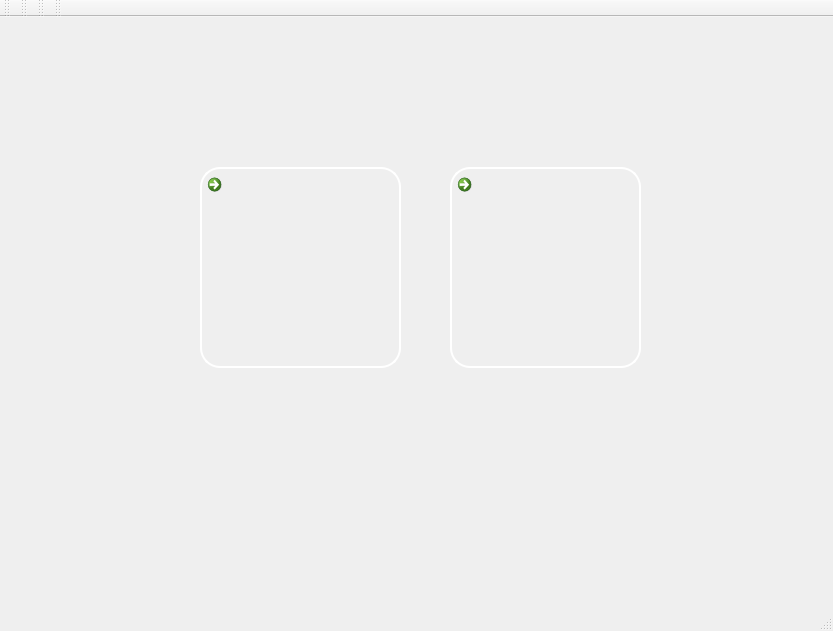
Old version of the form mainwindow.ui in the repository naouelboughattas/Smart_Shop_2A17.
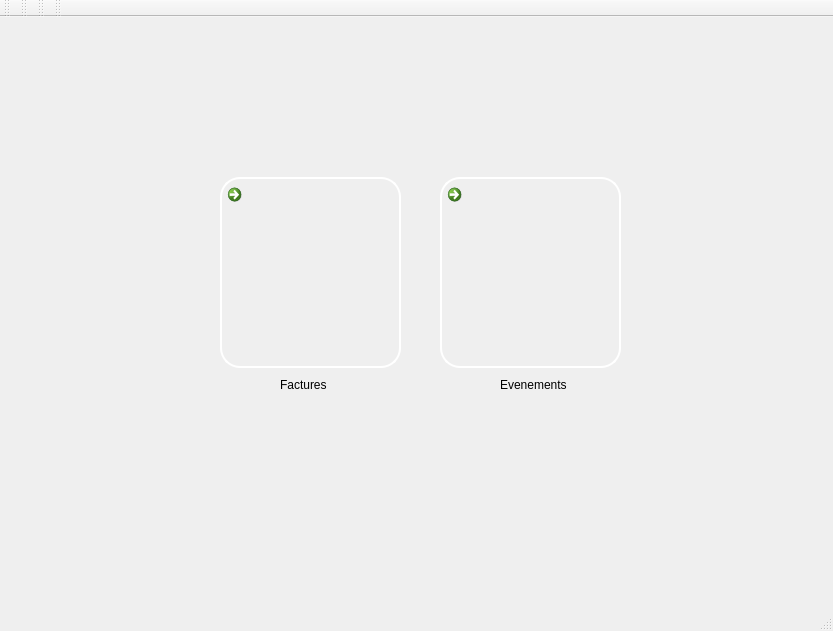
New version of the form. The open tabs and pages were chosen to show the change. Icons and pictures are not drawn.

```diff
--- a/mainwindow.ui
+++ b/mainwindow.ui
@@ -139,10 +139,10 @@
      <widget class="QCommandLinkButton" name="commandLinkButton">
       <property name="geometry">
        <rect>
-        <x>190</x>
-        <y>150</y>
-        <width>201</width>
-        <height>201</height>
+        <x>210</x>
+        <y>160</y>
+        <width>181</width>
+        <height>191</height>
        </rect>
       </property>
       <property name="styleSheet">
@@ -181,10 +181,10 @@
      <widget class="QCommandLinkButton" name="commandLinkButton_2">
       <property name="geometry">
        <rect>
-        <x>440</x>
-        <y>150</y>
-        <width>191</width>
-        <height>201</height>
+        <x>430</x>
+        <y>160</y>
+        <width>181</width>
+        <height>191</height>
        </rect>
       </property>
       <property name="styleSheet">
@@ -233,6 +233,32 @@
        <string/>
       </property>
      </widget>
+     <widget class="QLabel" name="label_32">
+      <property name="geometry">
+       <rect>
+        <x>270</x>
+        <y>360</y>
+        <width>56</width>
+        <height>16</height>
+       </rect>
+      </property>
+      <property name="text">
+       <string>Factures</string>
+      </property>
+     </widget>
+     <widget class="QLabel" name="label_35">
+      <property name="geometry">
+       <rect>
+        <x>490</x>
+        <y>360</y>
+        <width>71</width>
+        <height>16</height>
+       </rect>
+      </property>
+      <property name="text">
+       <string>Evenements</string>
+      </property>
+     </widget>
     </widget>
     <widget class="QWidget" name="factures">
      <widget class="QGroupBox" name="groupBox">
```
Left out of the diff: 93 changed lines with no effect on the pictures.
